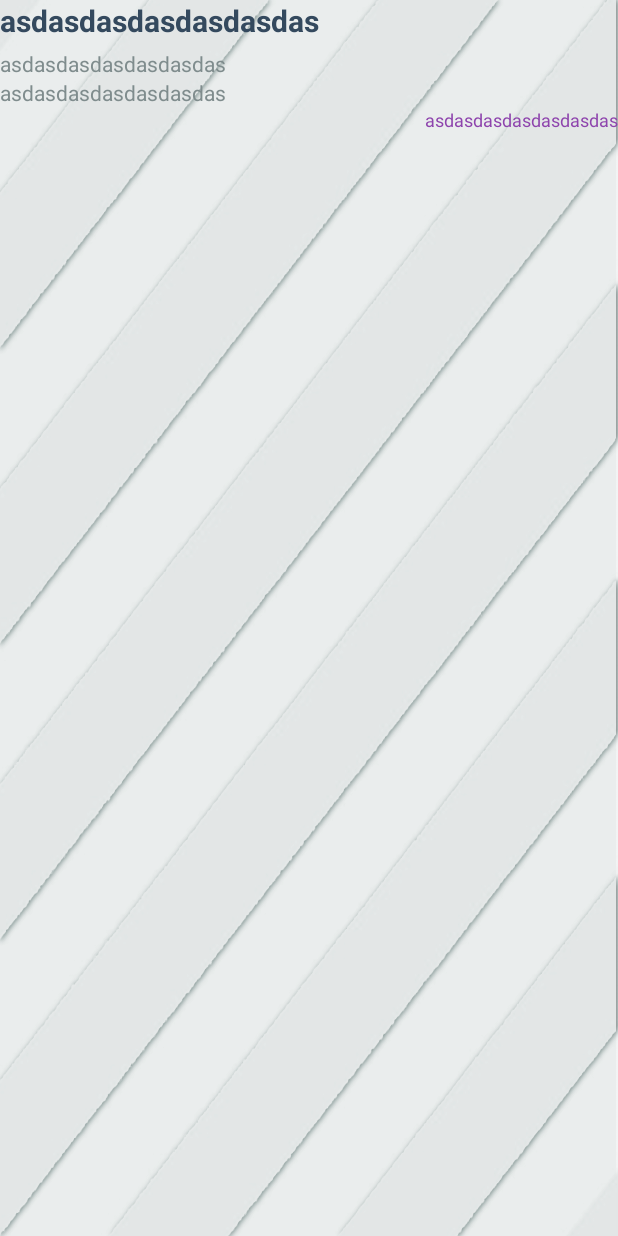
After one commit to derdaster/lagger, an Android app: the layout listview_row_meeting.xml on its own in the app's theme, with its tools: preview values and no code run, on a phone screen of 412 x 824 dp. The commit adds this screen. Run offline under Robolectric (Android 15) with nearby library versions, the phone set to English and light mode, and no system bars.

Commit message:
MeetingList

```diff
--- a/app/app/src/main/java/com/android/lagger/logic/adapters/PagerAdapter.java
+++ b/app/app/src/main/java/com/android/lagger/logic/adapters/PagerAdapter.java
@@ -45,4 +45,6 @@ public class PagerAdapter extends FragmentPagerAdapter {
     public CharSequence getPageTitle(int position) {
         return titles.get(position);
     }
+
+
 }
--- /dev/null
+++ b/app/app/src/main/res/layout/listview_row_meeting.xml
@@ -0,0 +1,50 @@
+<?xml version="1.0" encoding="utf-8"?>
+<LinearLayout xmlns:android="http://schemas.android.com/apk/res/android"
+    android:orientation="vertical" android:layout_width="match_parent"
+    android:layout_height="wrap_content">
+
+
+    <TextView
+        android:layout_width="fill_parent"
+        android:layout_height="wrap_content"
+        android:gravity="left"
+        android:textSize="20dp"
+        android:text="asdasdasdasdasdasdas"
+        android:textColor="@color/color_wet_asphalt"
+        android:typeface="sans"
+        android:layout_gravity="center"
+        android:id="@+id/tvTitleMeeting"
+        android:layout_marginBottom="5dp"
+        android:textStyle="bold" />
+    <TextView
+        android:layout_width="fill_parent"
+        android:layout_height="wrap_content"
+        android:gravity="left"
+        android:textSize="14dp"
+        android:text="asdasdasdasdasdasdas"
+        android:textColor="@color/color_asbestos"
+        android:typeface="sans"
+        android:layout_gravity="center"
+        android:id="@+id/tvWhen"/>
+    <TextView
+        android:layout_width="fill_parent"
+        android:layout_height="wrap_content"
+        android:gravity="left"
+        android:textSize="14dp"
+        android:text="asdasdasdasdasdasdas"
+        android:textColor="@color/color_asbestos"
+        android:typeface="sans"
+        android:layout_gravity="center"
+        android:id="@+id/tvWhere"/>
+    <TextView
+        android:layout_width="fill_parent"
+        android:layout_height="wrap_content"
+        android:gravity="right"
+        android:textSize="12dp"
+        android:text="asdasdasdasdasdasdas"
+        android:textColor="@color/color_wisteria"
+        android:typeface="sans"
+        android:layout_gravity="center"
+        android:id="@+id/tvOrganizer"/>
+
+</LinearLayout>
```
Also changed, not shown: app/app/src/main/java/com/android/lagger/forms/main/MainActivity.java (+4 -5 lines), app/app/src/main/java/com/android/lagger/forms/meetings/MeetingListFragment.java (added, +86 -0 lines), app/app/src/main/java/com/android/lagger/helpers/interfaces/IEntity.java (added, +7 -0 lines), app/app/src/main/java/com/android/lagger/logic/adapters/MeetingListAdapter.java (added, +64 -0 lines), app/app/src/main/java/com/android/lagger/model/entities/Entity.java (added, +27 -0 lines), app/app/src/main/java/com/android/lagger/model/entities/Meeting.java (added, +33 -0 lines), app/app/src/main/res/layout/fragment_meeting_list.xml (added, +29 -0 lines).
